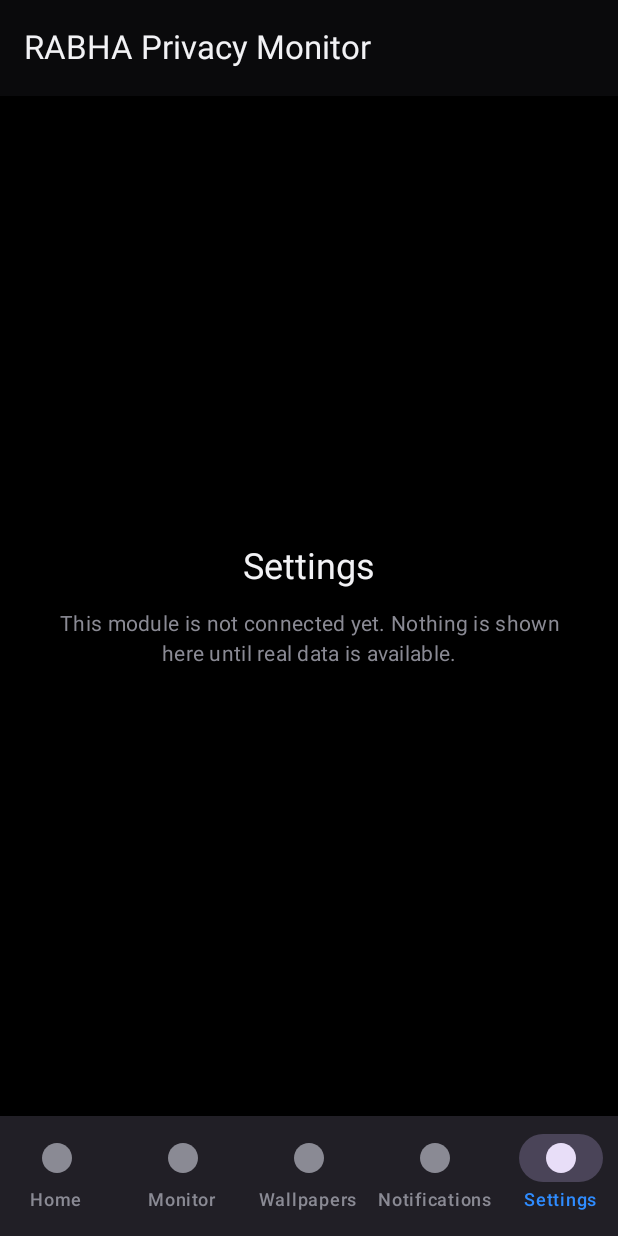
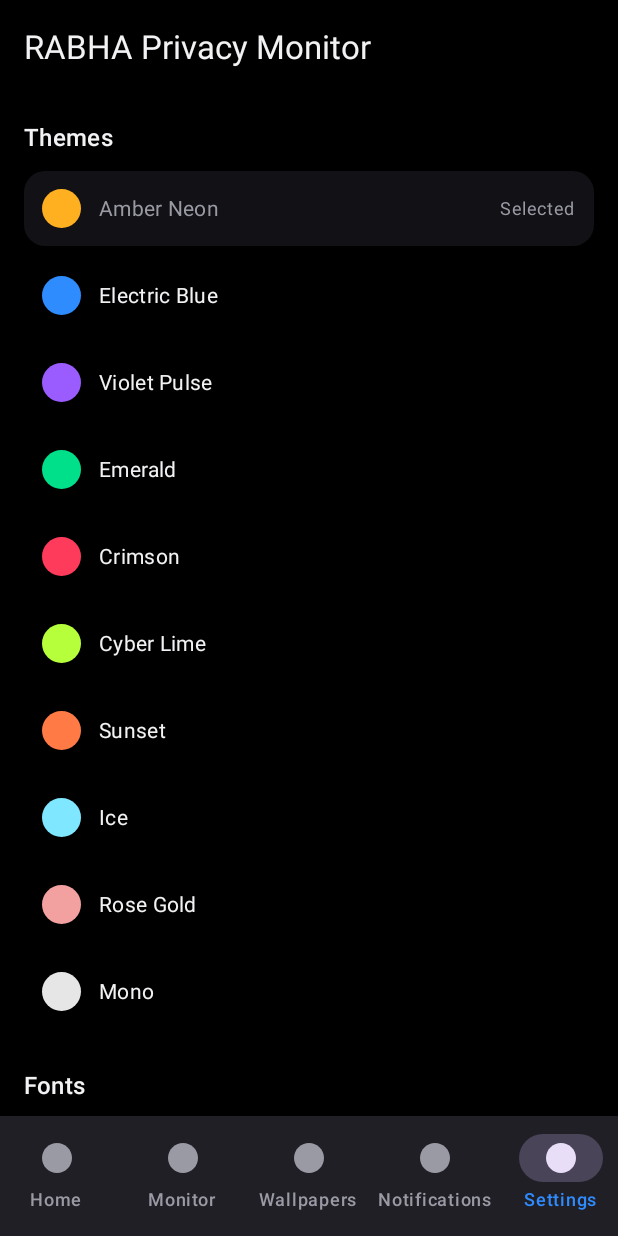
Before and after one commit to nagraj2317/RABHA, an Android app built with Jetpack Compose: the composable RabhaApp shown on its own in the app's theme, item 5 of the bottom bar chosen, on a phone screen of 412 x 824 dp. Run offline under Robolectric (Android 15) with nearby library versions, the phone set to English and light mode, and no system bars; 2 statements that could not run were skipped.

Commit message:
UI refresh: 10 themes, 10 fonts, app icons, 10 animated live wallpapers

```diff
--- a/android/app/build.gradle.kts
+++ b/android/app/build.gradle.kts
@@ -21,8 +21,8 @@ android {
         applicationId = "ai.rabha.monitor"
         minSdk = 29
         targetSdk = 35
-        versionCode = 1
-        versionName = "1.0"
+        versionCode = 3
+        versionName = "1.3"
         buildConfigField("String", "SUPABASE_URL", "\"${prop("SUPABASE_URL")}\"")
         buildConfigField("String", "SUPABASE_ANON_KEY", "\"${prop("SUPABASE_ANON_KEY")}\"")
     }
--- a/android/app/src/main/java/ai/rabha/monitor/ui/RabhaApp.kt
+++ b/android/app/src/main/java/ai/rabha/monitor/ui/RabhaApp.kt
@@ -1,11 +1,8 @@
 package ai.rabha.monitor.ui
 
-import androidx.compose.foundation.layout.Arrangement
+import android.content.Context
 import androidx.compose.foundation.layout.Box
-import androidx.compose.foundation.layout.Column
-import androidx.compose.foundation.layout.Spacer
 import androidx.compose.foundation.layout.fillMaxSize
-import androidx.compose.foundation.layout.height
 import androidx.compose.foundation.layout.padding
 import androidx.compose.material.icons.Icons
 import androidx.compose.material.icons.filled.Circle
@@ -17,17 +14,19 @@ import androidx.compose.material3.NavigationBarItem
 import androidx.compose.material3.Scaffold
 import androidx.compose.material3.Text
 import androidx.compose.material3.TopAppBar
+import androidx.compose.material3.Typography
 import androidx.compose.runtime.Composable
 import androidx.compose.runtime.getValue
+import androidx.compose.runtime.mutableIntStateOf
 import androidx.compose.runtime.mutableStateOf
 import androidx.compose.runtime.remember
 import androidx.compose.runtime.setValue
 import androidx.compose.ui.Alignment
 import androidx.compose.ui.Modifier
 import androidx.compose.ui.platform.LocalContext
-import android.content.Context
-import androidx.compose.ui.text.style.TextAlign
-import androidx.compose.ui.unit.dp
+import ai.rabha.monitor.ui.theme.fontOptions
+import ai.rabha.monitor.ui.theme.palettes
+import ai.rabha.monitor.ui.theme.schemeFor
 
 enum class RabhaTab(val label: String) {
     Home("Home"),
@@ -41,8 +40,11 @@ enum class RabhaTab(val label: String) {
 @Composable
 fun RabhaApp() {
     val context = LocalContext.current
-    val prefs = context.getSharedPreferences("rabha", Context.MODE_PRIVATE)
+    val prefs = remember { context.getSharedPreferences("rabha", Context.MODE_PRIVATE) }
+
     var onboarded by remember { mutableStateOf(prefs.getBoolean("onboarded", false)) }
+    var themeIndex by remember { mutableIntStateOf(prefs.getInt("theme", 0)) }
+    var fontIndex by remember { mutableIntStateOf(prefs.getInt("font", 0)) }
     var selected by remember { mutableStateOf(RabhaTab.Home) }
 
     if (!onboarded) {
@@ -53,10 +55,15 @@ fun RabhaApp() {
         return
     }
 
+    val palette = palettes[themeIndex.coerceIn(0, palettes.size - 1)]
+    val font = fontOptions[fontIndex.coerceIn(0, fontOptions.size - 1)].family
+
+    MaterialTheme(
+        colorScheme = schemeFor(palette),
+        typography = Typography(defaultFontFamily = font)
+    ) {
         Scaffold(
-        topBar = {
-            TopAppBar(title = { Text("RABHA Privacy Monitor") })
-        },
+            topBar = { TopAppBar(title = { Text("RABHA Privacy Monitor") }) },
             bottomBar = {
                 NavigationBar {
                     RabhaTab.entries.forEach { tab ->
@@ -74,17 +81,29 @@ fun RabhaApp() {
                 modifier = Modifier
                     .padding(padding)
                     .fillMaxSize(),
-            contentAlignment = Alignment.Center
+                contentAlignment = Alignment.TopStart
             ) {
-            if (selected == RabhaTab.Home) {
-                HomeScreen()
-            } else if (selected == RabhaTab.Monitor) {
-                MonitorScreen()
-            } else {
-                UnavailableState(
-                    title = selected.label,
-                    reason = "This module is not connected yet. Nothing is shown here until real data is available."
+                when (selected) {
+                    RabhaTab.Home -> HomeScreen()
+                    RabhaTab.Monitor -> MonitorScreen()
+                    RabhaTab.Wallpapers -> WallpapersScreen()
+                    RabhaTab.Settings -> SettingsScreen(
+                        themeIndex = themeIndex,
+                        fontIndex = fontIndex,
+                        onTheme = {
+                            themeIndex = it
+                            prefs.edit().putInt("theme", it).apply()
+                        },
+                        onFont = {
+                            fontIndex = it
+                            prefs.edit().putInt("font", it).apply()
+                        }
                     )
+                    RabhaTab.Notifications -> UnavailableState(
+                        title = "Notifications",
+                        reason = "Notification history is not connected yet. The monitoring notification is running in the status bar."
+                    )
+                }
             }
         }
     }
@@ -92,20 +111,19 @@ fun RabhaApp() {
 
 @Composable
 internal fun UnavailableState(title: String, reason: String) {
-    Column(
+    androidx.compose.foundation.layout.Column(
         modifier = Modifier
             .fillMaxSize()
             .padding(24.dp),
-        verticalArrangement = Arrangement.Center,
+        verticalArrangement = androidx.compose.foundation.layout.Arrangement.Center,
         horizontalAlignment = Alignment.CenterHorizontally
     ) {
         Text(text = title, style = MaterialTheme.typography.headlineSmall)
-        Spacer(Modifier.height(12.dp))
+        androidx.compose.foundation.layout.Spacer(Modifier.padding(6.dp))
         Text(
             text = reason,
             style = MaterialTheme.typography.bodyMedium,
-            color = MaterialTheme.colorScheme.onSurfaceVariant,
-            textAlign = TextAlign.Center
+            color = MaterialTheme.colorScheme.onSurfaceVariant
         )
     }
 }
--- /dev/null
+++ b/android/app/src/main/java/ai/rabha/monitor/ui/SettingsScreen.kt
@@ -0,0 +1,123 @@
+package ai.rabha.monitor.ui
+
+import androidx.compose.foundation.background
+import androidx.compose.foundation.border
+import androidx.compose.foundation.clickable
+import androidx.compose.foundation.layout.Arrangement
+import androidx.compose.foundation.layout.Box
+import androidx.compose.foundation.layout.Column
+import androidx.compose.foundation.layout.Row
+import androidx.compose.foundation.layout.Spacer
+import androidx.compose.foundation.layout.fillMaxSize
+import androidx.compose.foundation.layout.fillMaxWidth
+import androidx.compose.foundation.layout.height
+import androidx.compose.foundation.layout.padding
+import androidx.compose.foundation.layout.size
+import androidx.compose.foundation.rememberScrollState
+import androidx.compose.foundation.shape.CircleShape
+import androidx.compose.foundation.shape.RoundedCornerShape
+import androidx.compose.foundation.verticalScroll
+import androidx.compose.material3.Card
+import androidx.compose.material3.CardDefaults
+import androidx.compose.material3.MaterialTheme
+import androidx.compose.material3.Text
+import androidx.compose.runtime.Composable
+import androidx.compose.ui.Alignment
+import androidx.compose.ui.Modifier
+import androidx.compose.ui.text.font.FontFamily
+import androidx.compose.ui.unit.dp
+import ai.rabha.monitor.ui.theme.fontOptions
+import ai.rabha.monitor.ui.theme.palettes
+
+@Composable
+fun SettingsScreen(
+    themeIndex: Int,
+    fontIndex: Int,
+    onTheme: (Int) -> Unit,
+    onFont: (Int) -> Unit
+) {
+    Column(
+        modifier = Modifier
+            .fillMaxSize()
+            .verticalScroll(rememberScrollState())
+            .padding(16.dp)
+    ) {
+        Text("Themes", style = MaterialTheme.typography.titleMedium)
+        Spacer(Modifier.height(10.dp))
+
+        palettes.forEachIndexed { index, palette ->
+            Card(
+                modifier = Modifier
+                    .fillMaxWidth()
+                    .padding(bottom = 8.dp)
+                    .clickable { onTheme(index) },
+                shape = RoundedCornerShape(14.dp),
+                colors = CardDefaults.cardColors(
+                    containerColor = if (index == themeIndex)
+                        MaterialTheme.colorScheme.surfaceVariant else MaterialTheme.colorScheme.background
+                )
+            ) {
+                Row(
+                    modifier = Modifier
+                        .fillMaxWidth()
+                        .padding(12.dp),
+                    verticalAlignment = Alignment.CenterVertically
+                ) {
+                    Box(
+                        Modifier
+                            .size(26.dp)
+                            .background(palette.primary, CircleShape)
+                    )
+                    Spacer(Modifier.size(12.dp))
+                    Text(
+                        palette.name,
+                        style = MaterialTheme.typography.bodyMedium,
+                        modifier = Modifier.weight(1f)
+                    )
+                    if (index == themeIndex) {
+                        Text("Selected", style = MaterialTheme.typography.bodySmall)
+                    }
+                }
+            }
+        }
+
+        Spacer(Modifier.height(18.dp))
+        Text("Fonts", style = MaterialTheme.typography.titleMedium)
+        Spacer(Modifier.height(10.dp))
+
+        fontOptions.forEachIndexed { index, option ->
+            Card(
+                modifier = Modifier
+                    .fillMaxWidth()
+                    .padding(bottom = 8.dp)
+                    .clickable { onFont(index) },
+                shape = RoundedCornerShape(14.dp),
+                colors = CardDefaults.cardColors(
+                    containerColor = if (index == fontIndex)
+                        MaterialTheme.colorScheme.surfaceVariant else MaterialTheme.colorScheme.background
+                )
+            ) {
+                Row(
+                    modifier = Modifier
+                        .fillMaxWidth()
+                        .padding(12.dp),
+                    verticalAlignment = Alignment.CenterVertically
+                ) {
+                    Text(
+                        "Aa 123",
+                        style = MaterialTheme.typography.titleMedium.copy(fontFamily = option.family),
+                        modifier = Modifier.padding(end = 12.dp)
+                    )
+                    Text(
+                        option.name,
+                        style = MaterialTheme.typography.bodyMedium.copy(fontFamily = option.family),
+                        modifier = Modifier.weight(1f)
+                    )
+                    if (index == fontIndex) {
+                        Text("Selected", style = MaterialTheme.typography.bodySmall)
+                    }
+                }
+            }
+        }
+    }
+}
--- /dev/null
+++ b/android/app/src/main/java/ai/rabha/monitor/ui/theme/Themes.kt
@@ -0,0 +1,42 @@
+package ai.rabha.monitor.ui.theme
+
+import androidx.compose.material3.darkColorScheme
+import androidx.compose.ui.graphics.Color
+
+data class RabhaPalette(
+    val name: String,
+    val primary: Color,
+    val secondary: Color,
+    val background: Color
+)
+
+fun hex(v: Long): Color = Color(v.toInt())
+
+val palettes: List<RabhaPalette> = listOf(
+    RabhaPalette("Amber Neon", hex(0xFFFFB020), hex(0xFF2F8CFF), hex(0xFF000000)),
+    RabhaPalette("Electric Blue", hex(0xFF2F8CFF), hex(0xFF7FE7FF), hex(0xFF05070D)),
+    RabhaPalette("Violet Pulse", hex(0xFF9B5CFF), hex(0xFFFF6BD6), hex(0xFF08060F)),
+    RabhaPalette("Emerald", hex(0xFF00E08A), hex(0xFF7FE7FF), hex(0xFF00110C)),
+    RabhaPalette("Crimson", hex(0xFFFF3B5C), hex(0xFFFFB020), hex(0xFF100005)),
+    RabhaPalette("Cyber Lime", hex(0xFFB6FF3B), hex(0xFF00E08A), hex(0xFF060A00)),
+    RabhaPalette("Sunset", hex(0xFFFF7A45), hex(0xFFFFC46B), hex(0xFF0D0503)),
+    RabhaPalette("Ice", hex(0xFF7FE7FF), hex(0xFF2F8CFF), hex(0xFF02080C)),
+    RabhaPalette("Rose Gold", hex(0xFFF2A0A0), hex(0xFFFFD9A0), hex(0xFF0C0606)),
+    RabhaPalette("Mono", hex(0xFFE6E6E6), hex(0xFF8A8A94), hex(0xFF000000))
+)
+
+fun schemeFor(p: RabhaPalette) = darkColorScheme(
+    primary = p.primary,
+    onPrimary = Color.Black,
+    secondary = p.secondary,
+    onSecondary = Color.Black,
+    tertiary = p.primary,
+    background = p.background,
+    onBackground = hex(0xFFF2F2F5),
+    surface = p.background,
+    onSurface = hex(0xFFF2F2F5),
+    surfaceVariant = hex(0xFF111116),
+    onSurfaceVariant = hex(0xFF9A9AA5),
+    error = hex(0xFFFF4D5E),
+    onError = Color.Black
+)
--- /dev/null
+++ b/android/app/src/main/res/xml/rabha_wallpaper.xml
@@ -0,0 +1,2 @@
+<?xml version="1.0" encoding="utf-8"?>
+<wallpaper xmlns:android="http://schemas.android.com/apk/res/android" />
```
Also changed, not shown: android/app/src/main/AndroidManifest.xml (+11 -0 lines), android/app/src/main/java/ai/rabha/monitor/monitor/MonitoringRepository.kt (+6 -5 lines), android/app/src/main/java/ai/rabha/monitor/ui/MonitorScreen.kt (+49 -12 lines), android/app/src/main/java/ai/rabha/monitor/ui/WallpapersScreen.kt (added, +117 -0 lines), android/app/src/main/java/ai/rabha/monitor/ui/theme/Fonts.kt (added, +22 -0 lines), android/app/src/main/java/ai/rabha/monitor/wallpaper/RabhaWallpaperService.kt (added, +59 -0 lines), android/app/src/main/java/ai/rabha/monitor/wallpaper/WallpaperArt.kt (added, +175 -0 lines). Lines whose indentation alone changed are shown as unchanged.
